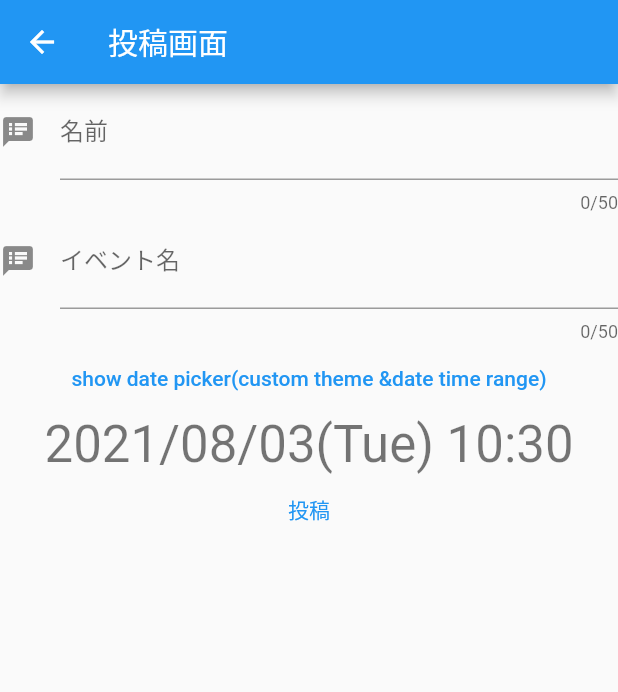
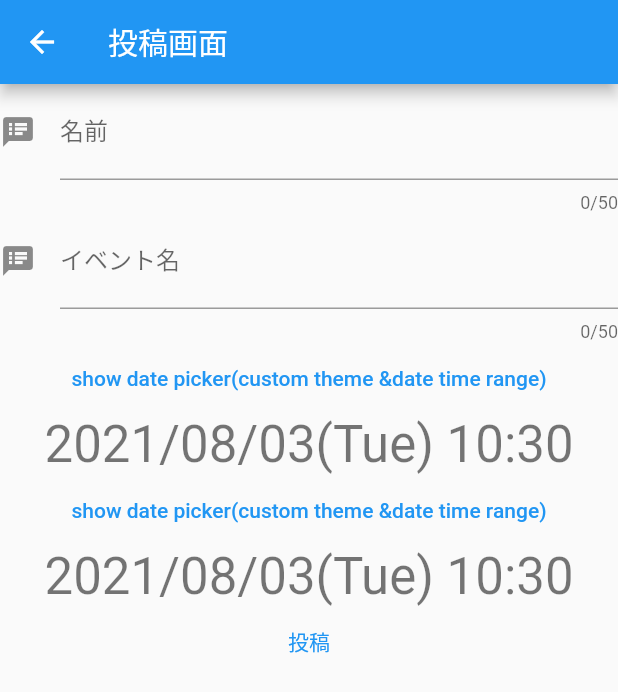
Before and after one commit to enpitut2021/tamariba, a Flutter app: the PostPage screen opened directly, after a tap on "投稿", on a phone screen of 412 x 824 dp. Shown: the top 692 px of the screen. Run offline on Flutter 3.47's test engine with Material 2 defaults, Android fonts, the phone set to English and light mode, and no system bars; our stand-ins replace cloud_firestore, firebase_core, flutter_datetime_picker; missing offline and left inert: twitter_login; accounts and stored records are empty.

Commit message:
Add second time picker

```diff
--- a/lib/page/post.dart
+++ b/lib/page/post.dart
@@ -9,25 +9,27 @@ class PostPage extends StatefulWidget {
 }
 
 class _PostPagePageState extends State<PostPage> {
-  TextEditingController _textEditingControllerUsername =
-      TextEditingController();
+  // text editing controller
+  TextEditingController _textEditingControllerUsername = TextEditingController();
   TextEditingController _textEditingControllerTitle = TextEditingController();
+  // 日付作成
+  var _mydatetimeStart = new DateTime.now(); // 開始時刻
+  var _mydatetimeEnd   = new DateTime.now(); // 終了時刻
+  var formatter = new DateFormat('yyyy/MM/dd(E) HH:mm');
 
-  _onSubmitted(_textEditingControllerUsername, _textEditingControllerTitle) {
+  _onSubmitted() {
     CollectionReference posts = FirebaseFirestore.instance.collection('event');
     posts.add({
       "username": _textEditingControllerUsername.text,
       "title": _textEditingControllerTitle.text,
-    });
+    }).then((value) => posts.doc(value.id).collection('optionList').add({
+      "option": _mydatetimeStart.toString() + _mydatetimeEnd.toString()
+    }));
 
     /// 入力欄をクリアにする
     _textEditingControllerUsername.clear();
     _textEditingControllerTitle.clear();
   }
-
-  // 日付作成
-  var _mydatetime = new DateTime.now();
-  var formatter = new DateFormat('yyyy/MM/dd(E) HH:mm');
 
   @override
   Widget build(BuildContext context) {
@@ -76,7 +78,7 @@ class _PostPagePageState extends State<PostPage> {
               // onConfirm内の処理はDatepickerで選択完了後に呼び出される
               onConfirm: (date) {
                 setState(() {
-                  _mydatetime = date;
+                  _mydatetimeStart = date;
                 });
               },
               // Datepickerのデフォルトで表示する日時
@@ -96,13 +98,47 @@ class _PostPagePageState extends State<PostPage> {
         Text(
           // フォーマッターを使用して指定したフォーマットで日時を表示
           // format()に渡すのはDate型の値で、String型で返される
-          formatter.format(_mydatetime),
+          formatter.format(_mydatetimeStart),
+          style: Theme.of(context).textTheme.display1,
+        ),
+        TextButton(
+          onPressed: () {
+            DatePicker.showDateTimePicker(
+              context,
+              showTitleActions: true,
+              // onChanged内の処理はDatepickerの選択に応じて毎回呼び出される
+              onChanged: (date) {
+                // print('change $date');
+              },
+              // onConfirm内の処理はDatepickerで選択完了後に呼び出される
+              onConfirm: (date) {
+                setState(() {
+                  _mydatetimeEnd = date;
+                });
+              },
+              // Datepickerのデフォルトで表示する日時
+              currentTime: DateTime.now(),
+              // localによって色々な言語に対応
+              //  locale: LocaleType.en
+            );
+          },
+          //tooltip: 'Datetime',
+          //child: Icon(Icons.access_time),
+
+          child: Text(
+            'show date picker(custom theme &date time range)',
+            style: TextStyle(color: Colors.blue),
+          ),
+        ),
+        Text(
+          // フォーマッターを使用して指定したフォーマットで日時を表示
+          // format()に渡すのはDate型の値で、String型で返される
+          formatter.format(_mydatetimeEnd),
           style: Theme.of(context).textTheme.display1,
         ),
         TextButton(
             onPressed: () => {
-                  _onSubmitted(_textEditingControllerUsername,
-                      _textEditingControllerTitle)
+                  _onSubmitted()
                 },
             child: Text('投稿'))
       ]),
```
